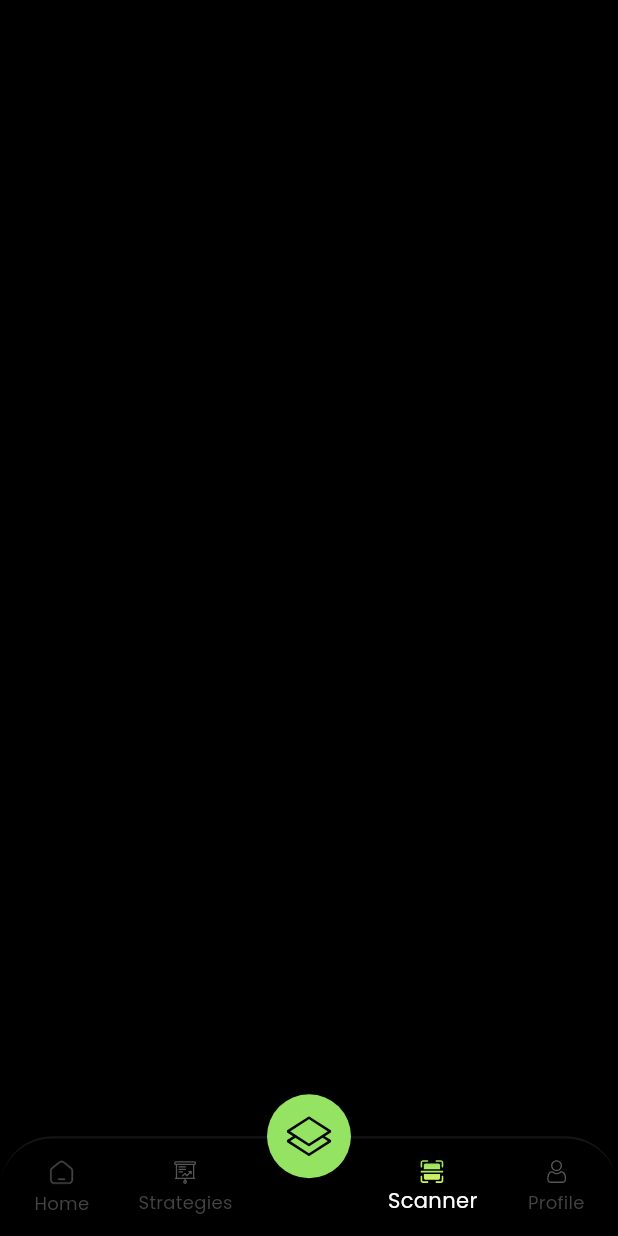
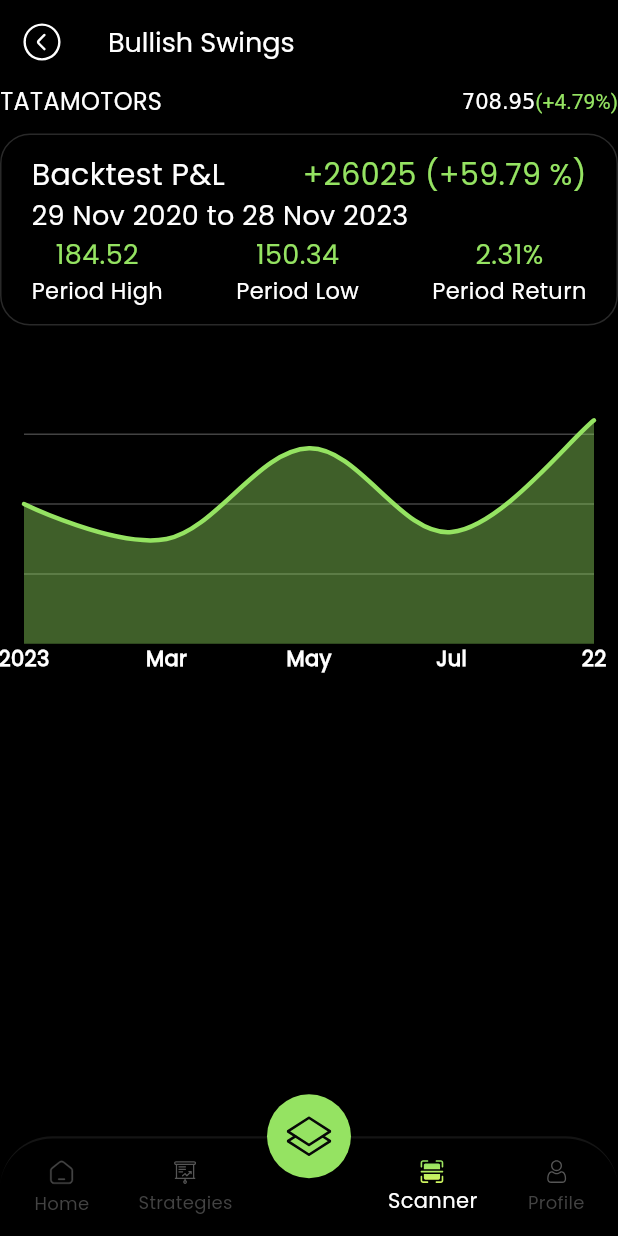
Before and after one commit to TheWebHub01/algoDynamic, a Flutter app: the screen it shows after launch, item 4 of the bottom bar chosen, on a phone screen of 412 x 824 dp. Run offline on Flutter 3.47's test engine with Material 3 defaults, Android fonts, the phone set to English and light mode, and no system bars; drawn by our look-alikes of fl_chart; our stand-ins replace flutter_svg, lottie; missing offline and left inert: spline_chart.

Commit message:
bullish-swings

```diff
--- /dev/null
+++ b/lib/screens/Bullish Swings/bullish_swings_screen.dart
@@ -0,0 +1,333 @@
+import 'package:algodynamic/utils/colors.dart';
+import 'package:fl_chart/fl_chart.dart';
+import 'package:flutter/material.dart';
+import 'package:flutter_svg/svg.dart';
+import 'package:spline_chart/spline_chart.dart';
+
+class BullishSwingsScreen extends StatefulWidget {
+  const BullishSwingsScreen({super.key});
+
+  @override
+  State<BullishSwingsScreen> createState() => _BullishSwingsScreenState();
+}
+
+class _BullishSwingsScreenState extends State<BullishSwingsScreen> {
+  @override
+  Widget build(BuildContext context) {
+    return Scaffold(
+      appBar: AppBar(
+        leading: TextButton(
+          onPressed: () {
+            Navigator.pop(context);
+          },
+          child: SvgPicture.asset(
+            "assets/svg/back.svg",
+          ),
+        ),
+        title: Text(
+          "Bullish Swings",
+          style: TextStyle(fontSize: 18, color: appcolors.whiteColor),
+        ),
+      ),
+      body: Column(
+        children: [
+          Row(
+            children: [
+              Text(
+                "TATAMOTORS",
+                style: TextStyle(color: appcolors.whiteColor, fontSize: 16),
+              ),
+              const Spacer(),
+              RichText(
+                text: TextSpan(
+                  children: [
+                    new TextSpan(
+                      text: '708.95',
+                    ),
+                    new TextSpan(
+                        text: '(+4.79%)',
+                        style: TextStyle(color: Color(0xff95E362))),
+                  ],
+                ),
+              ),
+            ],
+          ),
+          Container(
+            margin: const EdgeInsets.symmetric(vertical: 10),
+            padding: const EdgeInsets.symmetric(horizontal: 20, vertical: 12),
+            decoration: BoxDecoration(
+                borderRadius: BorderRadius.circular(20),
+                border: Border.all(color: const Color(0xFF292929))),
+            child: Column(
+              children: [
+                Row(
+                  mainAxisAlignment: MainAxisAlignment.spaceBetween,
+                  children: [
+                    Text(
+                      "Backtest P&L",
+                      style: TextStyle(
+                        color: appcolors.whiteColor,
+                        fontSize: 20,
+                      ),
+                    ),
+                    Text(
+                      "+26025 (+59.79 %)",
+                      style: TextStyle(
+                        color: appcolors.appColor,
+                        fontSize: 20,
+                      ),
+                    ),
+                  ],
+                ),
+                Row(
+                  children: [
+                    Text(
+                      "29 Nov 2020 to 28 Nov 2023",
+                      style: TextStyle(
+                        color: appcolors.whiteColor,
+                        fontSize: 18,
+                      ),
+                    ),
+                  ],
+                ),
+                Row(
+                  mainAxisAlignment: MainAxisAlignment.spaceBetween,
+                  children: [
+                    Column(
+                      children: [
+                        Text(
+                          "184.52",
+                          style: TextStyle(
+                              color: appcolors.appColor, fontSize: 18),
+                        ),
+                        Text(
+                          "Period High",
+                          style: TextStyle(
+                              color: appcolors.whiteColor, fontSize: 15),
+                        ),
+                      ],
+                    ),
+                    Column(
+                      children: [
+                        Text(
+                          "150.34",
+                          style: TextStyle(
+                              color: appcolors.appColor, fontSize: 18),
+                        ),
+                        Text(
+                          "Period Low",
+                          style: TextStyle(
+                              color: appcolors.whiteColor, fontSize: 15),
+                        ),
+                      ],
+                    ),
+                    Column(
+                      children: [
+                        Text(
+                          "2.31%",
+                          style: TextStyle(
+                              color: appcolors.appColor, fontSize: 18),
+                        ),
+                        Text(
+                          "Period Return",
+                          style: TextStyle(
+                              color: appcolors.whiteColor, fontSize: 15),
+                        ),
+                      ],
+                    ),
+                  ],
+                ),
+              ],
+            ),
+          ),
+          Center(
+            child: Padding(
+              padding: const EdgeInsets.all(16.0),
+              child: AspectRatio(
+                aspectRatio: 1.8,
+                child: LineChart(
+                  LineChartData(
+                    gridData: FlGridData(
+                      show: true,
+                      drawVerticalLine: false,
+                      getDrawingHorizontalLine: (value) => FlLine(
+                        color: appcolors.greyColor,
+                        strokeWidth: 1,
+                      ),
+                    ),
+                    titlesData: FlTitlesData(
+                      bottomTitles: AxisTitles(
+                        sideTitles: SideTitles(
+                          showTitles: true,
+                          reservedSize: 25,
+                          getTitlesWidget: (value, _) {
+                            switch (value.toInt()) {
+                              case 0:
+                                return const Text('2023',
+                                    style: TextStyle(
+                                        color: Colors.white,
+                                        fontWeight: FontWeight.bold));
+                              case 2:
+                                return const Text('Mar',
+                                    style: TextStyle(
+                                        color: Colors.white,
+                                        fontWeight: FontWeight.bold));
+                              case 4:
+                                return const Text('May',
+                                    style: TextStyle(
+                                        color: Colors.white,
+                                        fontWeight: FontWeight.bold));
+                              case 6:
+                                return const Text('Jul',
+                                    style: TextStyle(
+                                        color: Colors.white,
+                                        fontWeight: FontWeight.bold));
+                              case 8:
+                                return const Text('22',
+                                    style: TextStyle(
+                                        color: Colors.white,
+                                        fontWeight: FontWeight.bold));
+                              default:
+                                return const SizedBox.shrink();
+                            }
+                          },
+                          interval: 2,
+                        ),
+                      ),
+                      leftTitles:
+                          AxisTitles(sideTitles: SideTitles(showTitles: false)),
+                      topTitles:
+                          AxisTitles(sideTitles: SideTitles(showTitles: false)),
+                      rightTitles:
+                          AxisTitles(sideTitles: SideTitles(showTitles: false)),
+                    ),
+                    borderData: FlBorderData(show: false),
+                    minX: 0,
+                    maxX: 8,
+                    minY: 0,
+                    maxY: 4,
+                    lineBarsData: [
+                      LineChartBarData(
+                        isCurved: true,
+                        color: appcolors.appColor,
+                        barWidth: 3,
+                        isStrokeCapRound: true,
+                        belowBarData: BarAreaData(
+                          show: true,
+                          color: appcolors.appColor.withOpacity(0.42),
+                        ),
+                        dotData: FlDotData(show: false),
+                        spots: const [
+                          FlSpot(0, 2),
+                          FlSpot(2, 1.5),
+                          FlSpot(4, 2.8),
+                          FlSpot(6, 1.6),
+                          FlSpot(8, 3.2),
+                        ],
+                      ),
+                    ],
+                  ),
+                ),
+              ),
+            ),
+          ),
+          // SplineChart(
+          //   values: {0: 10, 15: 30, 50: 10, 44: 100, 80: 50, 100: 90},
+          //   verticalLineEnabled: true,
+          //   verticalLinePosition: 90.0,
+          //   verticalLineStrokeWidth: 2.0,
+          //   verticalLineText: "The middle",
+          //   drawCircles: true,
+          //   circleRadius: 5,
+          //   width: 320,
+          //   height: 400,
+          // )
+        ],
+      ),
+    );
+  }
+}
+
+LineChartData _buildChartData() {
+  return LineChartData(
+    backgroundColor: const Color(0xff50d050),
+    gridData: FlGridData(
+      show: true,
+      drawVerticalLine: false,
+      getDrawingHorizontalLine: (value) => FlLine(
+        color: Colors.black.withOpacity(0.2), // Gridline color
+        strokeWidth: 1,
+      ),
+    ),
+    titlesData: FlTitlesData(
+      show: true,
+      bottomTitles: AxisTitles(
+        sideTitles: SideTitles(
+          showTitles: true,
+          reservedSize: 25,
+          getTitlesWidget: (value, _) {
+            switch (value.toInt()) {
+              case 0:
+                return const Text('2023',
+                    style: TextStyle(
+                        color: Colors.white, fontWeight: FontWeight.bold));
+              case 3:
+                return const Text('Mar',
+                    style: TextStyle(
+                        color: Colors.white, fontWeight: FontWeight.bold));
+              case 5:
+                return const Text('May',
+                    style: TextStyle(
+                        color: Colors.white, fontWeight: FontWeight.bold));
+              case 7:
+                return const Text('Jul',
+                    style: TextStyle(
+                        color: Colors.white, fontWeight: FontWeight.bold));
+              case 10:
+                return const Text('22',
+                    style: TextStyle(
+                        color: Colors.white, fontWeight: FontWeight.bold));
+              default:
+                return const SizedBox.shrink();
+            }
+          },
+          interval: 1,
+        ),
+      ),
+      leftTitles: AxisTitles(
+        sideTitles: SideTitles(showTitles: false), // No left-side titles
+      ),
+      topTitles: AxisTitles(sideTitles: SideTitles(showTitles: false)),
+      rightTitles: AxisTitles(sideTitles: SideTitles(showTitles: false)),
+    ),
+    borderData: FlBorderData(
+      show: false, // Remove borders around the chart
+    ),
+    lineBarsData: [
+      LineChartBarData(
+        isCurved: true,
+        color: Colors.black,
+        barWidth: 2.5,
+        isStrokeCapRound: true,
+        belowBarData: BarAreaData(
+          show: true,
+          color: Colors.white.withOpacity(0.15), // Shaded area
+        ),
+        dotData: FlDotData(show: false), // No dots on the line
+        spots: const [
+          FlSpot(0, 2),
+          FlSpot(2, 1.8),
+          FlSpot(3, 2.4),
+          FlSpot(5, 1.6),
+          FlSpot(7, 2.8),
+          FlSpot(8, 2.5),
+          FlSpot(10, 3.2),
+        ],
+      ),
+    ],
+    minX: 0,
+    maxX: 10,
+    minY: 0,
+    maxY: 4,
+  );
+}
--- a/lib/screens/botom_navigation_bar/bottom_navigation_bar_screen.dart
+++ b/lib/screens/botom_navigation_bar/bottom_navigation_bar_screen.dart
@@ -1,3 +1,4 @@
+import 'package:algodynamic/screens/Bullish%20Swings/bullish_swings_screen.dart';
 import 'package:algodynamic/screens/home/home_screen.dart';
 import 'package:algodynamic/screens/profile/profile_screen.dart';
 import 'package:algodynamic/screens/scanner/scanner_screen.dart';
@@ -16,9 +17,8 @@
 
 class _BottomNavigationBarScreenState extends State<BottomNavigationBarScreen> {
   int _selectedIndex = 0;
-  Future<void> _onItemTapped(int index) async {
+  void _onItemTapped(int index) {
     if (index == 2) {
-      // Do nothing when the middle button is tapped
       return;
     }
     setState(() {
@@ -27,12 +27,61 @@
   }
 
   List screens = [
-    HomeScreen(),
-    StrategiesScreen(),
-    ScannerScreen(),
-    ScannerScreen(),
-    ProfileScreen(),
+    const HomeScreen(),
+    const StrategiesScreen(),
+    const ScannerScreen(),
+    const BullishSwingsScreen(),
+    const ProfileScreen(),
   ];
+  List<bool> isTappedList = [];
+
+  List scannersList = [
+    {
+      'title': "Order Book",
+      'icon': "assets/svg/orderBook.svg",
+      'fillicon': "assets/svg/order_fill.svg",
+    },
+    {
+      'title': "Positions",
+      'icon': "assets/svg/position.svg",
+      'fillicon': "assets/svg/position_fill.svg",
+    },
+    {
+      'title': "Deployed Strategies",
+      'icon': "assets/svg/deployed_strategies.svg",
+      'fillicon': "assets/svg/deployed_strategies_fill.svg",
+    },
+    {
+      'title': "Live Scanners",
+      'icon': "assets/svg/live_scanners.svg",
+      'fillicon': "assets/svg/live_scanners_fill.svg",
+    },
+    {
+      'title': "Notifications",
+      'icon': "assets/svg/notification.svg",
+      'fillicon': "assets/svg/notification_fill.svg",
+    },
+    {
+      'title': "Discover Scanners",
+      'icon': "assets/svg/discover_scanners.svg",
+      'fillicon': "assets/svg/discover_scanners_fill.svg",
+    },
+    {
+      'title': "Discover Strategies",
+      'icon': "assets/svg/discover_strategies.svg",
+      'fillicon': "assets/svg/discover_strategies_fill.svg",
+    },
+    {
+      'title': "Help",
+      'icon': "assets/svg/help.svg",
+      'fillicon': "assets/svg/help_fill.svg",
+    },
+  ];
+  @override
+  void initState() {
+    super.initState();
+    isTappedList = List.generate(scannersList.length, (index) => false);
+  }
 
   @override
   Widget build(BuildContext context) {
@@ -48,8 +97,8 @@
           ),
           border: Border(
             top: BorderSide(
-              color: Color(0xFF141414), // Border color
-              width: 1.5, // Border width
+              color: Color(0xFF141414),
+              width: 1.5,
             ),
           ),
         ),
@@ -92,29 +141,107 @@
             ),
           ],
           currentIndex: _selectedIndex,
-          selectedItemColor:
-              appcolors.whiteColor, // Change selected label color
-          unselectedItemColor:
-              appcolors.greyColor, // Change unselected label color
+          selectedItemColor: appcolors.whiteColor,
+          unselectedItemColor: appcolors.greyColor,
           onTap: _onItemTapped,
           type: BottomNavigationBarType.fixed,
         ),
       ),
-      floatingActionButton: Container(
-        decoration: BoxDecoration(
+      floatingActionButton: FloatingActionButton(
+        shape: RoundedRectangleBorder(
           borderRadius: BorderRadius.circular(30),
         ),
-        child: FloatingActionButton(
-          shape: RoundedRectangleBorder(
-            borderRadius: BorderRadius.circular(30),
-          ),
-          backgroundColor: appcolors.appColor,
-          onPressed: () {
-            // Navigator.push(context,
-            //     MaterialPageRoute(builder: (context) => AppoimentScreen()));
-          },
-          child: SvgPicture.asset("assets/svg/layers.svg"),
-        ),
+        backgroundColor: appcolors.appColor,
+        onPressed: () {
+          showModalBottomSheet(
+            context: context,
+            isScrollControlled: true,
+            builder: (BuildContext context) {
+              double sheetHeight = 100 + scannersList.length * 60;
+              return StatefulBuilder(
+                builder: (context, setState) {
+                  return Container(
+                    padding: const EdgeInsets.symmetric(horizontal: 16),
+                    height: sheetHeight,
+                    decoration: BoxDecoration(
+                      color: Color(0xff080808),
+                      border: Border(
+                          top:
+                              BorderSide(color: appcolors.greyColor, width: 2)),
+                      borderRadius: const BorderRadius.only(
+                        topLeft: Radius.circular(30),
+                        topRight: Radius.circular(30),
+                      ),
+                    ),
+                    child: Column(
+                      crossAxisAlignment: CrossAxisAlignment.center,
+                      children: [
+                        const SizedBox(height: 20),
+                        const Center(
+                          child: Text(
+                            "Do More with Trading",
+                            style: TextStyle(fontSize: 20, color: Colors.white),
+                          ),
+                        ),
+                        const SizedBox(height: 15),
+                        Expanded(
+                          child: SingleChildScrollView(
+                            child: Column(
+                              children: [
+                                for (int j = 0; j < scannersList.length; j++)
+                                  GestureDetector(
+                                    onTap: () {
+                                      setState(() {
+                                        for (int i = 0;
+                                            i < isTappedList.length;
+                                            i++) {
+                                          isTappedList[i] = false;
+                                        }
+                                        isTappedList[j] = true;
+                                      });
+                                    },
+                                    child: Container(
+                                      margin: const EdgeInsets.symmetric(
+                                          vertical: 5),
+                                      padding: const EdgeInsets.symmetric(
+                                          horizontal: 20, vertical: 10),
+                                      decoration: BoxDecoration(
+                                        border: Border.all(
+                                            color: const Color(0xff292929)),
+                                        borderRadius: BorderRadius.circular(12),
+                                        color: const Color(0xFF384236)
+                                            .withOpacity(0.3),
+                                      ),
+                                      child: Row(
+                                        children: [
+                                          SvgPicture.asset(
+                                            isTappedList[j]
+                                                ? scannersList[j]['fillicon']
+                                                : scannersList[j]['icon'],
+                                          ),
+                                          const SizedBox(width: 10),
+                                          Text(
+                                            scannersList[j]['title'],
+                                            style: const TextStyle(
+                                                color: Colors.white),
+                                          ),
+                                        ],
+                                      ),
+                                    ),
+                                  ),
+                              ],
+                            ),
+                          ),
+                        ),
+                      ],
+                    ),
+                  );
+                },
+              );
+            },
+          );
+        },
+        child: SvgPicture.asset("assets/svg/layers.svg"),
       ),
     );
   }
--- a/pubspec.yaml
+++ b/pubspec.yaml
@@ -37,6 +37,8 @@
   cupertino_icons: ^1.0.8
   flutter_svg: ^2.0.16
   lottie: ^3.2.0
+  spline_chart: ^0.0.2
+  fl_chart: ^0.69.2
 
 dev_dependencies:
   flutter_test:
```
Also changed, not shown: assets/svg/deployed_strategies.svg (added), assets/svg/deployed_strategies_fill.svg (added), assets/svg/discover_scanners.svg (added), assets/svg/discover_scanners_fill.svg (added), assets/svg/discover_strategies.svg (added), assets/svg/discover_strategies_fill.svg (added), assets/svg/help.svg (added), assets/svg/help_fill.svg (added), assets/svg/live_scanners.svg (added), assets/svg/live_scanners_fill.svg (added), assets/svg/notification.svg (added), assets/svg/notification_fill.svg (added), assets/svg/orderBook.svg (added), assets/svg/order_fill.svg (added), 3 more files.
